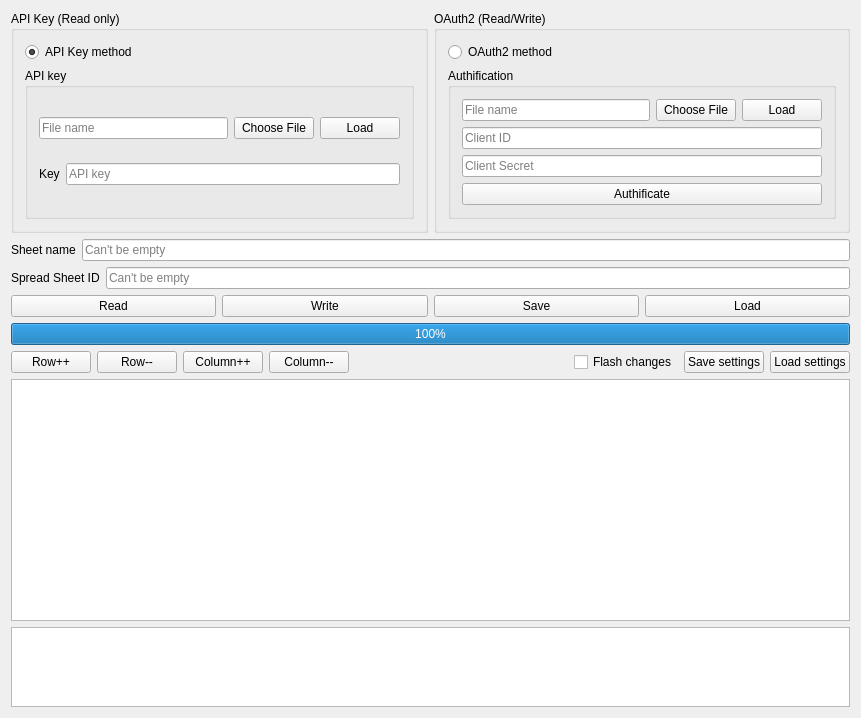
The window that googlesheetsmodifier.ui (0mniCrow/GoogleSheetWriter) describes before a commit, drawn with Qt 5.
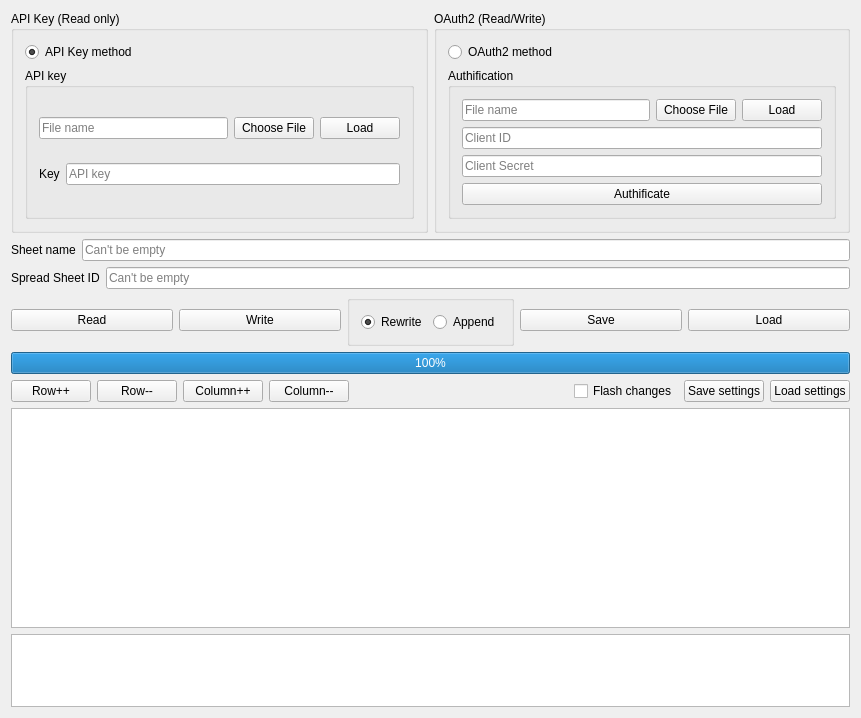
The same window after the commit.

Commit message: Add append to the end of the sheet function for writing.

What changed in the file:
```diff
--- a/googlesheetsmodifier.ui
+++ b/googlesheetsmodifier.ui
@@ -243,6 +243,32 @@
          </property>
         </widget>
        </item>
+       <item>
+        <widget class="QGroupBox" name="groupBox_write_option">
+         <property name="title">
+          <string/>
+         </property>
+         <layout class="QHBoxLayout" name="horizontalLayout_11">
+          <item>
+           <widget class="QRadioButton" name="radioButton_option_rewrite">
+            <property name="text">
+             <string>Rewrite</string>
+            </property>
+            <property name="checked">
+             <bool>true</bool>
+            </property>
+           </widget>
+          </item>
+          <item>
+           <widget class="QRadioButton" name="radioButton_option_append">
+            <property name="text">
+             <string>Append</string>
+            </property>
+           </widget>
+          </item>
+         </layout>
+        </widget>
+       </item>
        <item>
         <widget class="QPushButton" name="ButtonSave">
          <property name="text">
```
The commit also changes 3 other files.
